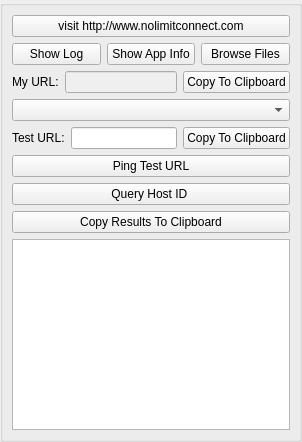
Before: the Qt Designer form GoTvApps/GoTvCommon/Forms/AppletTestAndDebug.ui in brettrjones-github/nolimitconnect, drawn with Qt 5.
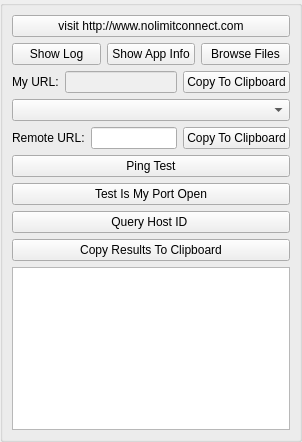
After: the same form once the commit is applied.

Commit message: Combine Url based actions and tests

Diff of the .ui file:
```diff
--- a/GoTvApps/GoTvCommon/Forms/AppletTestAndDebug.ui
+++ b/GoTvApps/GoTvCommon/Forms/AppletTestAndDebug.ui
@@ -136,7 +136,7 @@
         <item>
          <widget class="QLabel" name="m_TestUrlLabel">
           <property name="text">
-           <string>Test URL:</string>
+           <string>Remote URL:</string>
           </property>
          </widget>
         </item>
@@ -155,12 +155,19 @@
       <item>
        <widget class="QPushButton" name="m_PingButton">
         <property name="text">
-         <string>Ping Test URL</string>
+         <string>Ping Test</string>
         </property>
        </widget>
       </item>
       <item>
-       <widget class="QPushButton" name="m_GetGuidButton">
+       <widget class="QPushButton" name="m_IsMyPortOpenButton">
+        <property name="text">
+         <string>Test Is My Port Open</string>
+        </property>
+       </widget>
+      </item>
+      <item>
+       <widget class="QPushButton" name="m_QueryHostIdButton">
         <property name="text">
          <string>Query Host ID </string>
         </property>
```
The commit also changes 40 other files.
